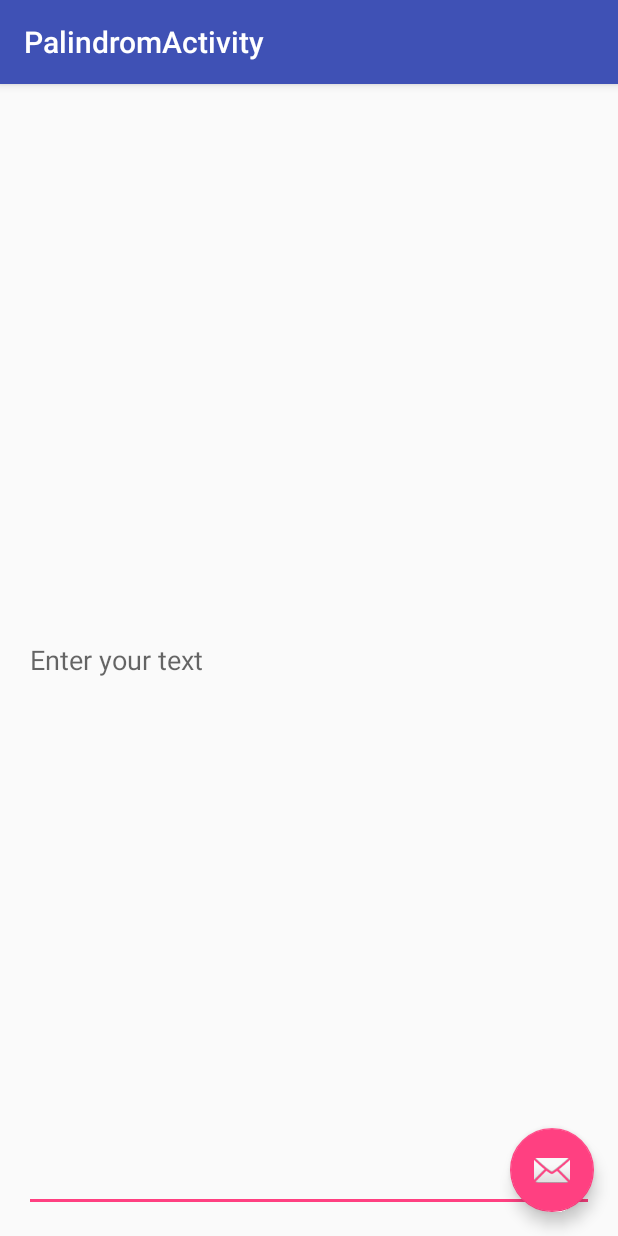
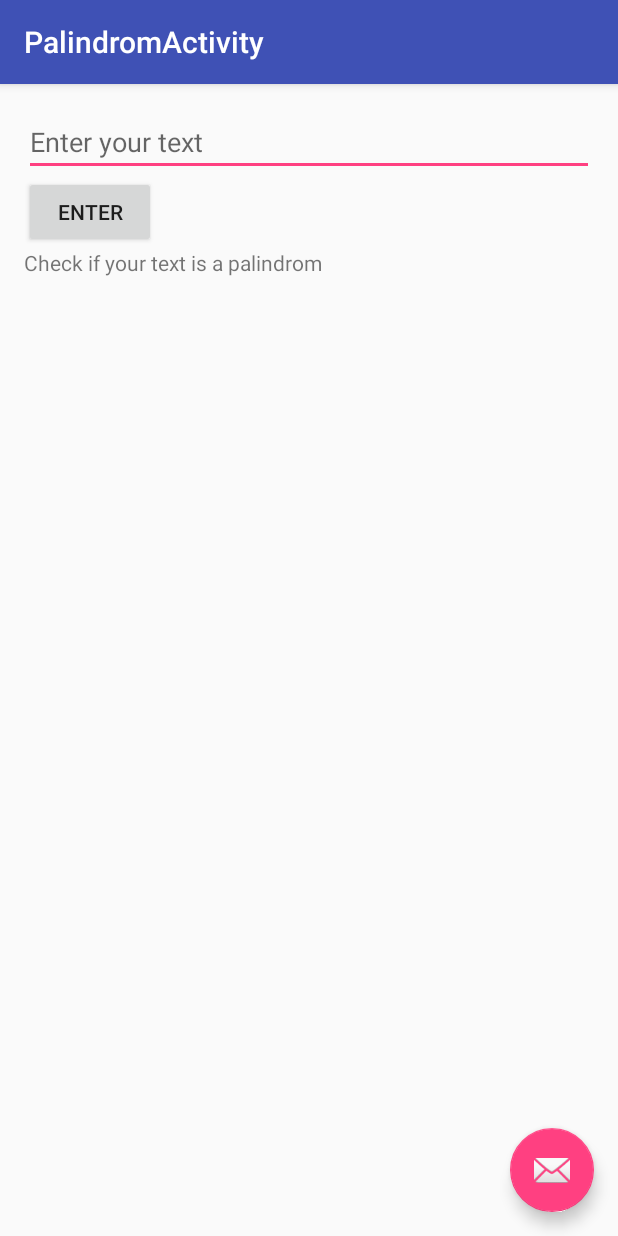
Before and after one commit to LaurentESP/Formation_Spike, an Android app: the PalindromActivity screen opened directly, with no data from a screen before it, on a phone screen of 412 x 824 dp. Run offline under Robolectric (Android 15) with nearby library versions, the phone set to English and light mode, and no system bars.

Commit message:
Add UI to Activity Palindrom

```diff
--- a/app/src/main/java/laurentesp/spike/PalindromActivity.java
+++ b/app/src/main/java/laurentesp/spike/PalindromActivity.java
@@ -6,6 +6,9 @@ import android.support.design.widget.Snackbar;
 import android.support.v7.app.AppCompatActivity;
 import android.support.v7.widget.Toolbar;
 import android.view.View;
+import android.widget.Button;
+import android.widget.EditText;
+import android.widget.TextView;
 
 public class PalindromActivity extends AppCompatActivity {
 
@@ -24,6 +27,16 @@ public class PalindromActivity extends AppCompatActivity {
                         .setAction("Action", null).show();
             }
         });
+        final TextView textViewPal = (TextView) findViewById(R.id.text_view_pal_0);
+        final EditText editTextPal =(EditText) findViewById(R.id.edit_text_pal_0);
+        Button buttonEnter = (Button) findViewById(R.id.button_pal_0);
+
+        buttonEnter.setOnClickListener(new View.OnClickListener() {
+            @Override
+            public void onClick(View v) {
+                textViewPal.setText(Palindrom.checkIfPalindrom(editTextPal.getText().toString()));
+            }
+        });
     }
 
 }
--- a/app/src/main/res/layout/content_palindrom.xml
+++ b/app/src/main/res/layout/content_palindrom.xml
@@ -1,4 +1,6 @@
 <?xml version="1.0" encoding="utf-8"?>
+
+
 <LinearLayout xmlns:android="http://schemas.android.com/apk/res/android"
     xmlns:app="http://schemas.android.com/apk/res-auto"
     xmlns:tools="http://schemas.android.com/tools"
@@ -11,13 +13,14 @@
     android:paddingRight="@dimen/activity_horizontal_margin"
     android:paddingTop="@dimen/activity_vertical_margin"
     app:layout_behavior="@string/appbar_scrolling_view_behavior"
+    app:layout_scrollFlags = "scroll|enterAlways"
     tools:context="laurentesp.spike.PalindromActivity"
     tools:showIn="@layout/activity_palindrom">
 
     <EditText
         android:id="@+id/edit_text_pal_0"
         android:layout_width="match_parent"
-        android:layout_height="match_parent"
+        android:layout_height="wrap_content"
         android:hint="Enter your text"/>
 
     <Button
@@ -29,7 +32,7 @@
     <TextView
         android:id="@+id/text_view_pal_0"
         android:layout_width="match_parent"
-        android:layout_height="match_parent"
+        android:layout_height="wrap_content"
         android:text="Check if your text is a palindrom"/>
 
 </LinearLayout>
```
